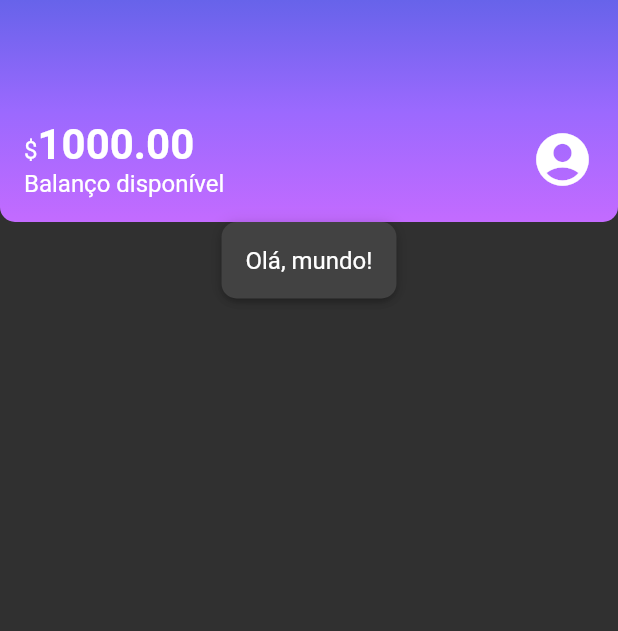
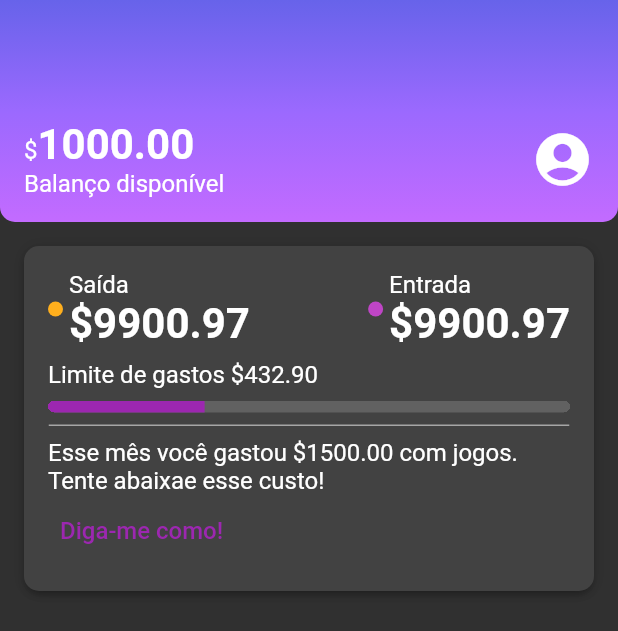
Before and after one commit to jhoisz/alubank_curso, a Flutter app: the screen it shows after launch, on a phone screen of 412 x 824 dp. Shown: the top 631 px of the screen. Run offline on Flutter 3.47's test engine with Material 2 defaults, Android fonts, the phone set to English and light mode, and no system bars.

Commit message:
Implementando nova seção

```diff
--- /dev/null
+++ b/lib/components/color_dot.dart
@@ -0,0 +1,18 @@
+import 'package:flutter/material.dart';
+
+class ColorDot extends StatelessWidget {
+  const ColorDot({super.key, required this.color});
+  final Color? color;
+
+  @override
+  Widget build(BuildContext context) {
+    return Container(
+      width: 10,
+      height: 10,
+      decoration: BoxDecoration(
+        color: color,
+        borderRadius: BorderRadius.circular(10),
+      ),
+    );
+  }
+}
--- /dev/null
+++ b/lib/components/content_division.dart
@@ -0,0 +1,16 @@
+import 'package:alubank_curso/themes/theme_colors.dart';
+import 'package:flutter/material.dart';
+
+class ContentDivision extends StatelessWidget {
+  const ContentDivision({super.key});
+
+  @override
+  Widget build(BuildContext context) {
+    return Container(
+      height: 1,
+      decoration: BoxDecoration(
+        border: Border.all(color: ThemeColors.division),
+      ),
+    );
+  }
+}
--- /dev/null
+++ b/lib/components/sections/recent_activity.dart
@@ -0,0 +1,96 @@
+import 'package:alubank_curso/components/box_card.dart';
+import 'package:alubank_curso/components/color_dot.dart';
+import 'package:alubank_curso/components/content_division.dart';
+import 'package:alubank_curso/themes/theme_colors.dart';
+import 'package:flutter/material.dart';
+
+class RecentActivity extends StatelessWidget {
+  const RecentActivity({super.key});
+
+  @override
+  Widget build(BuildContext context) {
+    return const Padding(
+      padding: EdgeInsets.all(16.0),
+      child: BoxCard(boxContent: _RecentActivityContent()),
+    );
+  }
+}
+
+class _RecentActivityContent extends StatelessWidget {
+  const _RecentActivityContent();
+
+  @override
+  Widget build(BuildContext context) {
+    return Column(
+      crossAxisAlignment: CrossAxisAlignment.start,
+      children: [
+        Row(
+          mainAxisAlignment: MainAxisAlignment.spaceBetween,
+          children: [
+            Row(
+              children: [
+                Padding(
+                  padding: const EdgeInsets.only(right: 4.0),
+                  child: ColorDot(color: ThemeColors.recentActivity['spent']),
+                ),
+                Column(
+                  crossAxisAlignment: CrossAxisAlignment.start,
+                  children: [
+                    const Text('Saída'),
+                    Text(
+                      '\$9900.97',
+                      style: Theme.of(context).textTheme.bodyLarge,
+                    )
+                  ],
+                )
+              ],
+            ),
+            Row(
+              children: [
+                Padding(
+                  padding: const EdgeInsets.only(right: 4.0),
+                  child: ColorDot(color: ThemeColors.recentActivity['income']),
+                ),
+                Column(
+                  crossAxisAlignment: CrossAxisAlignment.start,
+                  children: [
+                    const Text('Entrada'),
+                    Text(
+                      '\$9900.97',
+                      style: Theme.of(context).textTheme.bodyLarge,
+                    )
+                  ],
+                )
+              ],
+            ),
+          ],
+        ),
+        const Padding(
+          padding: EdgeInsets.only(top: 8.0, bottom: 8.0),
+          child: Text('Limite de gastos \$432.90'),
+        ),
+        Container(
+          clipBehavior: Clip.hardEdge,
+          decoration: BoxDecoration(borderRadius: BorderRadius.circular(8.0)),
+          child: const LinearProgressIndicator(
+            value: 0.3,
+            minHeight: 8.0,
+          ),
+        ),
+        const Padding(
+          padding: EdgeInsets.only(top: 8.0, bottom: 8.0),
+          child: ContentDivision(),
+        ),
+        const Text(
+            'Esse mês você gastou \$1500.00 com jogos. Tente abaixae esse custo!'),
+        TextButton(
+          onPressed: () {},
+          child: const Text(
+            'Diga-me como!',
+            style: TextStyle(fontSize: 16.0),
+          ),
+        )
+      ],
+    );
+  }
+}
--- a/lib/screens/home.dart
+++ b/lib/screens/home.dart
@@ -1,5 +1,5 @@
-import 'package:alubank_curso/components/box_card.dart';
 import 'package:alubank_curso/components/sections/header.dart';
+import 'package:alubank_curso/components/sections/recent_activity.dart';
 import 'package:flutter/material.dart';
 
 class Home extends StatelessWidget {
@@ -11,7 +11,7 @@
       body: Column(
         children: const [
           Header(),
-          BoxCard(boxContent: Text('Olá, mundo!')),
+          RecentActivity(),
         ],
       ),
     );
--- a/lib/themes/theme_colors.dart
+++ b/lib/themes/theme_colors.dart
@@ -7,4 +7,10 @@
     Color.fromRGBO(155, 105, 254, 1.0),
     Color.fromRGBO(195, 107, 255, 1.0),
   ];
+  static const recentActivity = {
+    'spent': Color.fromRGBO(255, 175, 29, 1.0),
+    'income': Color.fromRGBO(191, 69, 198, 1.0),
+  };
+
+  static const division = Color.fromRGBO(166, 166, 166, 1.0);
 }
```
